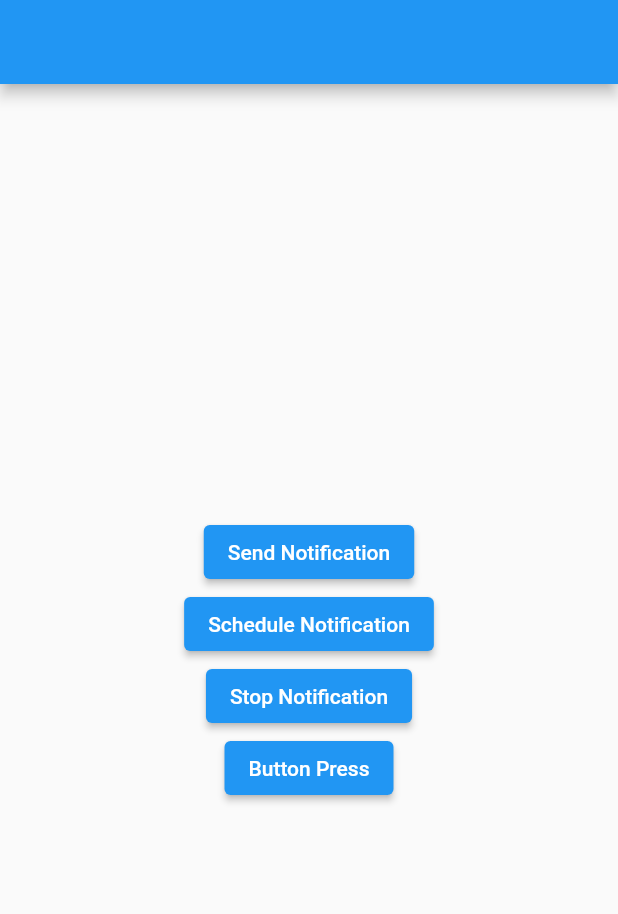
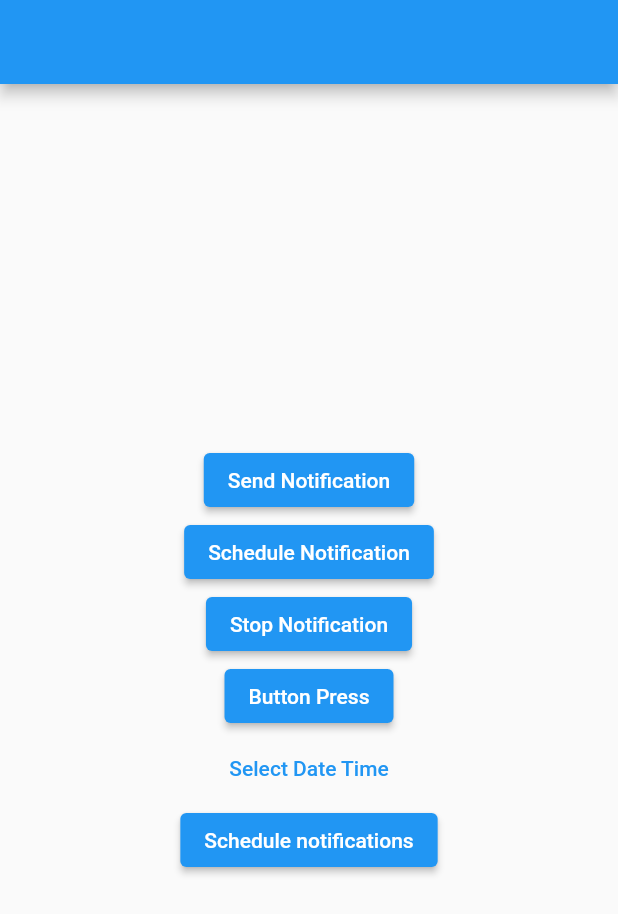
Before and after one commit to darshitsoftrefine/local_notifications, a Flutter app: the screen it shows after launch, on a phone screen of 412 x 824 dp. Shown: the top 914 px of the screen. Run offline on Flutter 3.47's test engine with Material 2 defaults, Android fonts, the phone set to English and light mode, and no system bars; our stand-ins replace flutter_datetime_picker, flutter_local_notifications, timezone.

Commit message:
Schedule Notifications with Date Time

```diff
--- /dev/null
+++ b/lib/home_page.dart
@@ -0,0 +1,44 @@
+import 'package:clock_notifications/service.dart';
+import 'package:flutter/material.dart';
+import 'package:flutter_datetime_picker/flutter_datetime_picker.dart';
+DateTime scheduleTime = DateTime.now();
+
+class DatePickerTxt extends StatefulWidget {
+  const DatePickerTxt({super.key});
+
+  @override
+  State<DatePickerTxt> createState() => _DatePickerTxtState();
+}
+
+class _DatePickerTxtState extends State<DatePickerTxt> {
+
+  @override
+  Widget build(BuildContext context) {
+    return TextButton(onPressed: (){
+      DatePicker.showDateTimePicker(context,
+        showTitleActions: true,
+        onChanged: (date) => scheduleTime = date,
+        onConfirm: (date) {},);
+    }, child: Text("Select Date Time"));
+  }
+}
+
+class ScheduleBtn extends StatelessWidget {
+  const ScheduleBtn({
+    Key? key,
+  }) : super(key: key);
+
+  @override
+  Widget build(BuildContext context) {
+    return ElevatedButton(
+      child: const Text('Schedule notifications'),
+      onPressed: () {
+        debugPrint('Notification Scheduled for $scheduleTime');
+        NotifyService().scheduleNotification(
+            title: 'Scheduled Notification',
+            body: '$scheduleTime',
+            scheduledNotificationDateTime: scheduleTime);
+      },
+    );
+  }
+}
--- a/lib/main.dart
+++ b/lib/main.dart
@@ -1,10 +1,15 @@
 import 'package:clock_notifications/notification_service.dart';
 import 'package:clock_notifications/service.dart';
 import 'package:flutter/material.dart';
+import 'package:flutter_datetime_picker/flutter_datetime_picker.dart';
+import 'package:timezone/data/latest.dart' as tz;
+
+import 'home_page.dart';
 
 void main() {
   WidgetsFlutterBinding.ensureInitialized();
   NotifyService().initNotification();
+  tz.initializeTimeZones();
   runApp(const MyApp());
 }
 
@@ -65,8 +70,9 @@ class _MyHomePageState extends State<MyHomePage> {
             }, child: Text("Stop Notification")),
             ElevatedButton(onPressed: (){
               NotifyService().showNotification(title: "Hello World", body: 'It Works');
-            }, child: Text("Button Press"))
-
+            }, child: Text("Button Press")),
+            DatePickerTxt(),
+            ScheduleBtn(),
           ],
         ),
       )
--- a/pubspec.yaml
+++ b/pubspec.yaml
@@ -36,6 +36,7 @@ dependencies:
   # Use with the CupertinoIcons class for iOS style icons.
   cupertino_icons: ^1.0.2
   flutter_local_notifications: ^13.0.0
+  flutter_datetime_picker: ^1.5.1
 
 dev_dependencies:
   flutter_test:
```
Also changed, not shown: lib/service.dart (+23 -0 lines), pubspec.lock.
